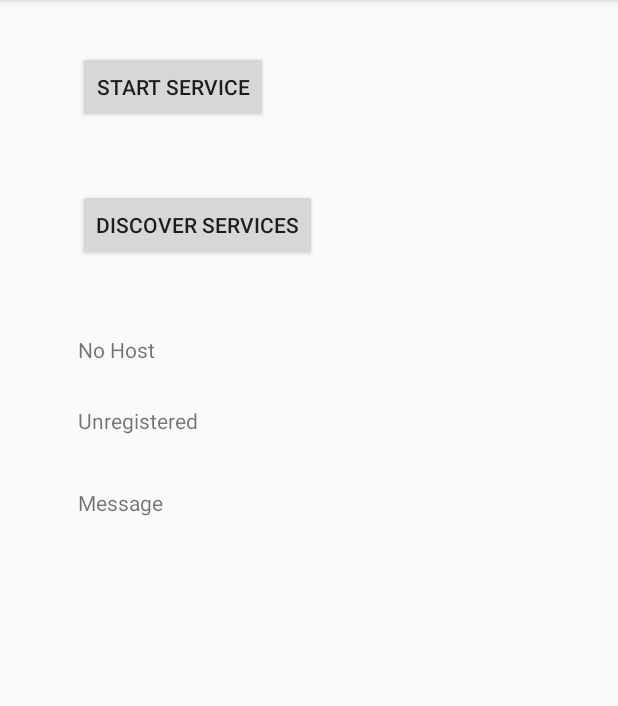
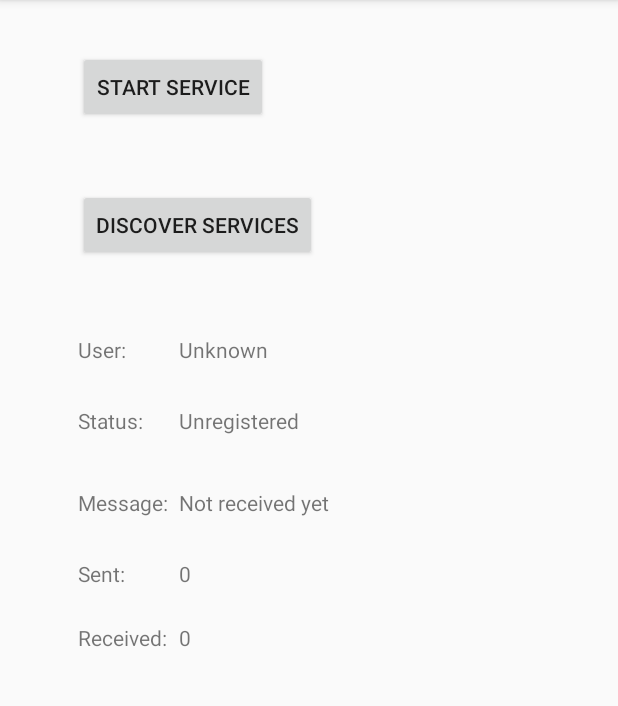
Before and after one commit to Aawesh/WifiPeerToPeer, an Android app: the screen it shows after launch (MainActivity), on a phone screen of 412 x 824 dp, the part 84-790 px from its top. Run offline under Robolectric (Android 15) with nearby library versions, the phone set to English and light mode, and no system bars; libraries missing offline, so code that uses them is left out: com.bluelinelabs.logansquare, com.peak.salut; 3 statements that could not run were skipped.

Commit message:
- Main layout changed

```diff
--- a/app/src/main/res/layout/activity_main.xml
+++ b/app/src/main/res/layout/activity_main.xml
@@ -28,10 +28,10 @@
         android:id="@+id/textView"
         android:layout_width="wrap_content"
         android:layout_height="wrap_content"
-        android:layout_alignStart="@+id/discover_services"
+        android:layout_alignEnd="@+id/hosting_button"
         android:layout_below="@+id/discover_services"
         android:layout_marginTop="49dp"
-        android:text="No Host" />
+        android:text="Unknown" />
 
     <TextView
         android:id="@+id/textView2"
@@ -49,6 +49,65 @@
         android:layout_alignStart="@+id/textView2"
         android:layout_below="@+id/textView2"
         android:layout_marginTop="35dp"
-        android:text="Message" />
+        android:text="Not received yet" />
+
+    <TextView
+        android:id="@+id/textView4"
+        android:layout_width="wrap_content"
+        android:layout_height="wrap_content"
+        android:layout_marginTop="28dp"
+        android:text="0"
+        android:layout_below="@+id/textView3"
+        android:layout_alignStart="@+id/textView3" />
+
+    <TextView
+        android:id="@+id/textViewb"
+        android:layout_width="wrap_content"
+        android:layout_height="wrap_content"
+        android:layout_alignStart="@+id/discover_services"
+        android:layout_alignTop="@+id/textView"
+        android:text="User: " />
+
+    <TextView
+        android:id="@+id/textView2b"
+        android:layout_width="wrap_content"
+        android:layout_height="wrap_content"
+        android:layout_above="@+id/textView3"
+        android:layout_alignStart="@+id/textViewb"
+        android:text="Status: " />
+
+    <TextView
+        android:id="@+id/textView3b"
+        android:layout_width="wrap_content"
+        android:layout_height="wrap_content"
+        android:layout_alignStart="@+id/textView2b"
+        android:layout_alignTop="@+id/textView3"
+        android:text="Message: " />
+
+    <TextView
+        android:id="@+id/textView4b"
+        android:layout_width="wrap_content"
+        android:layout_height="wrap_content"
+        android:layout_alignBaseline="@+id/textView4"
+        android:layout_alignBottom="@+id/textView4"
+        android:layout_alignStart="@+id/textView3b"
+        android:text="Sent: " />
+
+    <TextView
+        android:id="@+id/textView5b"
+        android:layout_width="wrap_content"
+        android:layout_height="wrap_content"
+        android:layout_alignStart="@+id/textView4b"
+        android:layout_below="@+id/textView4b"
+        android:layout_marginTop="23dp"
+        android:text="Received: " />
+
+    <TextView
+        android:id="@+id/textView5"
+        android:layout_width="wrap_content"
+        android:layout_height="wrap_content"
+        android:layout_alignStart="@+id/textView4"
+        android:layout_alignTop="@+id/textView5b"
+        android:text="0" />
 
 </RelativeLayout>
```
